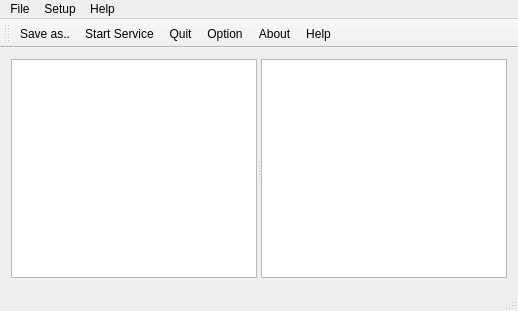
This is LanChat/LanQQServer/lanqqserver.ui in JasonOldWoo/QtProjects as Qt 5 draws it before an edit. The edited form follows.
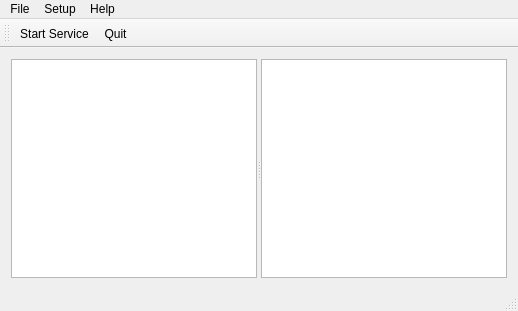
This is the edited form.

```diff
--- a/LanChat/LanQQServer/lanqqserver.ui
+++ b/LanChat/LanQQServer/lanqqserver.ui
@@ -40,12 +40,8 @@
    <attribute name="toolBarBreak">
     <bool>false</bool>
    </attribute>
-   <addaction name="actionSave_as"/>
    <addaction name="actionStart_Service"/>
    <addaction name="actionQuit"/>
-   <addaction name="actionOption"/>
-   <addaction name="actionAbout"/>
-   <addaction name="actionHelp"/>
   </widget>
   <widget class="QStatusBar" name="statusBar"/>
   <widget class="QMenuBar" name="menuBar">
```
